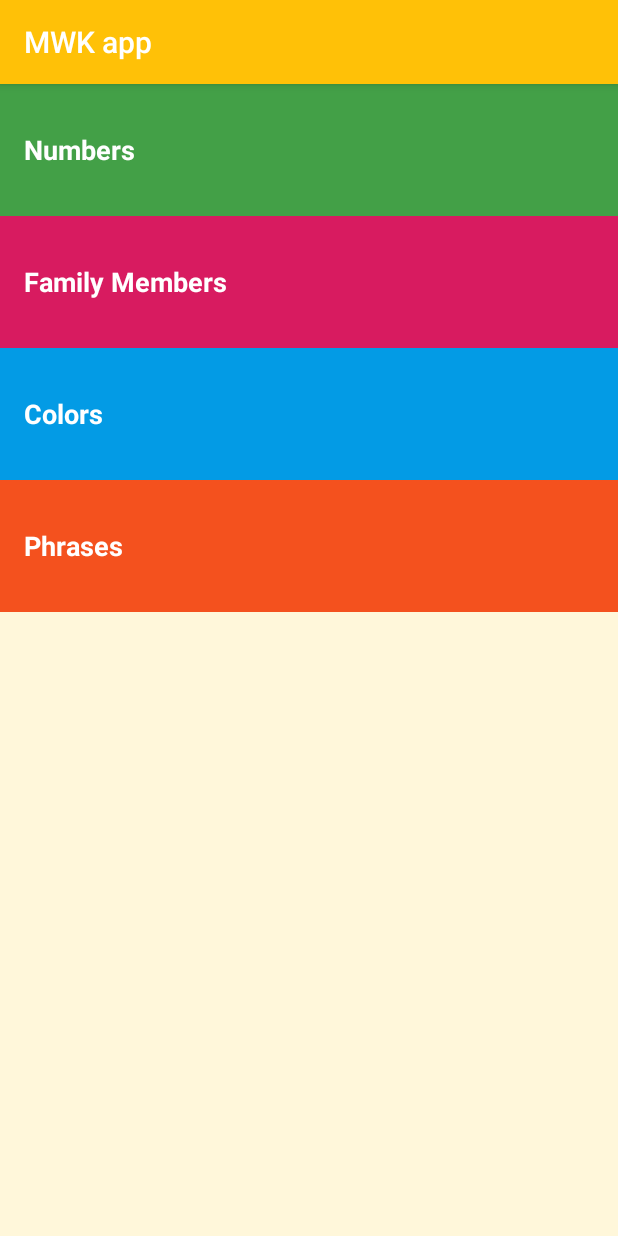
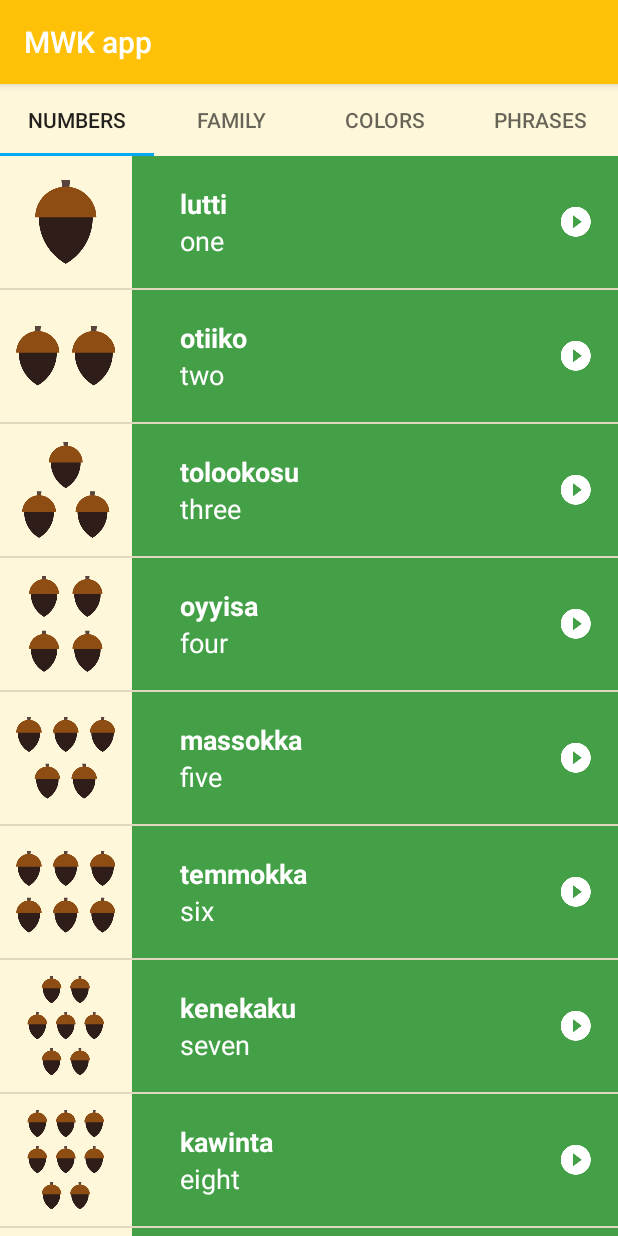
Before and after one commit to zakafir/MWK, an Android app: the screen it shows after launch (MainActivity), on a phone screen of 412 x 824 dp. Run offline under Robolectric (Android 15) with nearby library versions, the phone set to English and light mode, and no system bars.

Commit message:
Using Fragments instead of Activities (Last commit)

```diff
--- a/app/build.gradle
+++ b/app/build.gradle
@@ -26,5 +26,7 @@ dependencies {
     })
     compile 'com.android.support:appcompat-v7:26.+'
     compile 'com.android.support.constraint:constraint-layout:1.0.2'
+    compile 'com.android.support:support-v4:26.+'
     testCompile 'junit:junit:4.12'
+    compile 'com.android.support:design:25.0.0'
 }
--- a/app/src/main/java/com/st00/afir/mwk/PhrasesActivity.java
+++ b/app/src/main/java/com/st00/afir/mwk/FamilyFragment.java
@@ -1,28 +1,40 @@
 package com.st00.afir.mwk;
+
 
 import android.content.Context;
 import android.media.AudioManager;
 import android.media.MediaPlayer;
 import android.os.Bundle;
-import android.support.v7.app.AppCompatActivity;
+import android.support.v4.app.Fragment;
+import android.view.LayoutInflater;
 import android.view.View;
+import android.view.ViewGroup;
 import android.widget.AdapterView;
 import android.widget.ListView;
 
 import java.util.ArrayList;
 import java.util.List;
 
-public class PhrasesActivity extends AppCompatActivity {
 
-    private static String LOG_TAG = NumbersActivity.class.getSimpleName();
+/**
+ * A simple {@link Fragment} subclass.
+ */
+public class FamilyFragment extends Fragment {
+
+    private static String englishFamilyMembers = "father;mother;son;daughter;older brother;" +
+            "younger brother;older sister;younger sister;grandmother;grandfather";
+    private static String miwokFamilyMembers = "әpә\n" +
+            "әṭa\n" +
+            "angsi\n" +
+            "tune\n" +
+            "taachi\n" +
+            "chalitti\n" +
+            "teṭe\n" +
+            "kolliti\n" +
+            "ama\n" +
+            "paapa\n";
     private MediaPlayer mMediaPlayer;
     private AudioManager audioManager;
-    private MediaPlayer.OnCompletionListener mOnCompletionListener = new MediaPlayer.OnCompletionListener() {
-        @Override
-        public void onCompletion(MediaPlayer mediaPlayer) {
-            releaseMediaPlayer();
-        }
-    };
     private AudioManager.OnAudioFocusChangeListener mOnAudioFocusChangeListener = new AudioManager.OnAudioFocusChangeListener() {
         @Override
         public void onAudioFocusChange(int i) {
@@ -47,58 +59,44 @@ public class PhrasesActivity extends AppCompatActivity {
             }
         }
     };
+    private MediaPlayer.OnCompletionListener mOnCompletionListener = new MediaPlayer.OnCompletionListener() {
+        @Override
+        public void onCompletion(MediaPlayer mediaPlayer) {
+            releaseMediaPlayer();
+        }
+    };
+    private String[] splitEnglishMembers, splitMiwokMembers;
+    private List<Word> listOfMembers = new ArrayList<>();
+
+    public FamilyFragment() {
+        // Required empty public constructor
+    }
 
 
+    @Override
+    public View onCreateView(LayoutInflater inflater, ViewGroup container,
+                             Bundle savedInstanceState) {
 
-    private static String englishPhrases = "Where are you going?\n" +
-            "What is your name?\n" +
-            "My name is...\n" +
-            "How are you feeling?\n" +
-            "I’m feeling good.\n" +
-            "Are you coming\n" +
-            "Yes, I’m coming.\n" +
-            "I’m coming.\n" +
-            "Let’s go.\n" +
-            "Come here.";
+        View rootView = inflater.inflate(R.layout.activity_all, container, false);
+        //audioManager to request audio focus
+        audioManager = (AudioManager) getActivity().getSystemService(Context.AUDIO_SERVICE);
 
-    private static String miwokPhrases = "minto wuksus\n" +
-            "tinnә oyaase'nә\n" +
-            "oyaaset...\n" +
-            "michәksәs?\n" +
-            "kuchi achit\n" +
-            "әәnәs'aa?\n" +
-            "hәә’ әәnәm\n" +
-            "әәnәm\n" +
-            "yoowutis\n" +
-            "әnni'nem";
+        splitEnglishMembers = englishFamilyMembers.split(";");
+        splitMiwokMembers = miwokFamilyMembers.split("\n");
 
-    private String[] splitEnglishPhrases, splitMiwokPhrases;
-    private List<Word> listOfPhrases = new ArrayList<>();
+        listOfMembers.add(new Word(splitEnglishMembers[0], splitMiwokMembers[0], R.drawable.family_father, R.raw.family_father));
+        listOfMembers.add(new Word(splitEnglishMembers[1], splitMiwokMembers[1], R.drawable.family_mother, R.raw.family_mother));
+        listOfMembers.add(new Word(splitEnglishMembers[2], splitMiwokMembers[2], R.drawable.family_son, R.raw.family_son));
+        listOfMembers.add(new Word(splitEnglishMembers[3], splitMiwokMembers[3], R.drawable.family_daughter, R.raw.family_daughter));
+        listOfMembers.add(new Word(splitEnglishMembers[4], splitMiwokMembers[4], R.drawable.family_older_brother, R.raw.family_older_brother));
+        listOfMembers.add(new Word(splitEnglishMembers[5], splitMiwokMembers[5], R.drawable.family_younger_brother, R.raw.family_younger_brother));
+        listOfMembers.add(new Word(splitEnglishMembers[6], splitMiwokMembers[6], R.drawable.family_older_sister, R.raw.family_older_sister));
+        listOfMembers.add(new Word(splitEnglishMembers[7], splitMiwokMembers[7], R.drawable.family_younger_sister, R.raw.family_younger_sister));
+        listOfMembers.add(new Word(splitEnglishMembers[8], splitMiwokMembers[8], R.drawable.family_grandmother, R.raw.family_grandmother));
+        listOfMembers.add(new Word(splitEnglishMembers[9], splitMiwokMembers[9], R.drawable.family_grandfather, R.raw.family_grandfather));
 
-    @Override
-    protected void onCreate(Bundle savedInstanceState) {
-        super.onCreate(savedInstanceState);
-        setContentView(R.layout.activity_all);
-
-        //audioManager to request audio focus
-        audioManager = (AudioManager) getSystemService(Context.AUDIO_SERVICE);
-
-        splitEnglishPhrases = englishPhrases.split("\n");
-        splitMiwokPhrases = miwokPhrases.split("\n");
-
-        listOfPhrases.add(new Word(splitEnglishPhrases[0], splitMiwokPhrases[0],R.raw.phrase_where_are_you_going));
-        listOfPhrases.add(new Word(splitEnglishPhrases[1], splitMiwokPhrases[1],R.raw.phrase_what_is_your_name));
-        listOfPhrases.add(new Word(splitEnglishPhrases[2], splitMiwokPhrases[2],R.raw.phrase_my_name_is));
-        listOfPhrases.add(new Word(splitEnglishPhrases[3], splitMiwokPhrases[3],R.raw.phrase_how_are_you_feeling));
-        listOfPhrases.add(new Word(splitEnglishPhrases[4], splitMiwokPhrases[4],R.raw.phrase_im_feeling_good));
-        listOfPhrases.add(new Word(splitEnglishPhrases[5], splitMiwokPhrases[5],R.raw.phrase_are_you_coming));
-        listOfPhrases.add(new Word(splitEnglishPhrases[6], splitMiwokPhrases[6],R.raw.phrase_yes_im_coming));
-        listOfPhrases.add(new Word(splitEnglishPhrases[7], splitMiwokPhrases[7],R.raw.phrase_im_coming));
-        listOfPhrases.add(new Word(splitEnglishPhrases[8], splitMiwokPhrases[8],R.raw.phrase_lets_go));
-        listOfPhrases.add(new Word(splitEnglishPhrases[9], splitMiwokPhrases[9],R.raw.phrase_come_here));
-
-        WordAdapter adapter = new WordAdapter(this, listOfPhrases,R.color.categoryPhrases);
-        ListView listView = (ListView) findViewById(R.id.list);
+        WordAdapter adapter = new WordAdapter(getActivity(), listOfMembers, R.color.categoryFamily);
+        ListView listView = (ListView) rootView.findViewById(R.id.list);
         listView.setAdapter(adapter);
 
         listView.setOnItemClickListener(new AdapterView.OnItemClickListener() {
@@ -109,7 +107,7 @@ public class PhrasesActivity extends AppCompatActivity {
                 releaseMediaPlayer();
 
                 // Get the {@link Word} object at the given position the user clicked on
-                Word word = listOfPhrases.get(i);
+                Word word = listOfMembers.get(i);
 
                 // Request audio focus so in order to play the audio file. The app needs to play a
                 // short audio file, so we will request audio focus with a short amount of time
@@ -122,7 +120,7 @@ public class PhrasesActivity extends AppCompatActivity {
 
                     // Create and setup the {@link MediaPlayer} for the audio resource associated
                     // with the current word
-                    mMediaPlayer = MediaPlayer.create(PhrasesActivity.this, word.getAudio());
+                    mMediaPlayer = MediaPlayer.create(getActivity(), word.getAudio());
 
                     // Start the audio file
                     mMediaPlayer.start();
@@ -134,12 +132,7 @@ public class PhrasesActivity extends AppCompatActivity {
             }
         });
 
-    }
-
-    @Override
-    protected void onStop() {
-        super.onStop();
-        releaseMediaPlayer();
+        return rootView;
     }
 
     private void releaseMediaPlayer() {
@@ -158,4 +151,10 @@ public class PhrasesActivity extends AppCompatActivity {
             audioManager.abandonAudioFocus(mOnAudioFocusChangeListener);
         }
     }
+
+    @Override
+    public void onStop() {
+        super.onStop();
+        releaseMediaPlayer();
+    }
 }
--- a/app/src/main/java/com/st00/afir/mwk/MainActivity.java
+++ b/app/src/main/java/com/st00/afir/mwk/MainActivity.java
@@ -1,9 +1,9 @@
 package com.st00.afir.mwk;
 
-import android.content.Intent;
 import android.os.Bundle;
+import android.support.design.widget.TabLayout;
+import android.support.v4.view.ViewPager;
 import android.support.v7.app.AppCompatActivity;
-import android.view.View;
 import android.widget.TextView;
 
 public class MainActivity extends AppCompatActivity {
@@ -15,42 +15,18 @@ public class MainActivity extends AppCompatActivity {
         super.onCreate(savedInstanceState);
         setContentView(R.layout.activity_main);
 
-        tvNumbers = (TextView)findViewById(R.id.numbers);
-        tvColors = (TextView)findViewById(R.id.colors);
-        tvPhrases = (TextView)findViewById(R.id.phrases);
-        tvFamily = (TextView)findViewById(R.id.family_members);
+        // Find the view pager that will allow the user to swipe between fragments
+        ViewPager viewPager = (ViewPager) findViewById(R.id.viewPager);
 
-        //button events
-        tvNumbers.setOnClickListener(new View.OnClickListener() {
-            @Override
-            public void onClick(View view) {
-                Intent myIntent = new Intent(MainActivity.this, NumbersActivity.class);
-                MainActivity.this.startActivity(myIntent);
-            }
-        });
+        // Create an adapter that knows which fragment should be shown on each page
+        MyFragmentPagerAdapter adapter = new MyFragmentPagerAdapter(getSupportFragmentManager());
 
-        tvColors.setOnClickListener(new View.OnClickListener() {
-            @Override
-            public void onClick(View view) {
-                Intent myIntent = new Intent(MainActivity.this, ColorsActivity.class);
-                MainActivity.this.startActivity(myIntent);
-            }
-        });
+        // Set the adapter onto the view pager
+        viewPager.setAdapter(adapter);
 
-        tvPhrases.setOnClickListener(new View.OnClickListener() {
-            @Override
-            public void onClick(View view) {
-                Intent myIntent = new Intent(MainActivity.this, PhrasesActivity.class);
-                MainActivity.this.startActivity(myIntent);
-            }
-        });
+        // Give the TabLayout the ViewPager
+        TabLayout tabLayout = (TabLayout) findViewById(R.id.sliding_tabs);
 
-        tvFamily.setOnClickListener(new View.OnClickListener() {
-            @Override
-            public void onClick(View view) {
-                Intent myIntent = new Intent(MainActivity.this, FamilyActivity.class);
-                MainActivity.this.startActivity(myIntent);
-            }
-        });
+        tabLayout.setupWithViewPager(viewPager);
     }
 }
--- /dev/null
+++ b/app/src/main/java/com/st00/afir/mwk/MyFragmentPagerAdapter.java
@@ -0,0 +1,48 @@
+package com.st00.afir.mwk;
+
+import android.support.v4.app.Fragment;
+import android.support.v4.app.FragmentManager;
+import android.support.v4.app.FragmentPagerAdapter;
+
+/**
+ * Created by zakaria_afir on 29/07/2017.
+ */
+
+public class MyFragmentPagerAdapter extends FragmentPagerAdapter {
+
+    public MyFragmentPagerAdapter(FragmentManager fm) {
+        super(fm);
+    }
+
+    @Override
+    public Fragment getItem(int position) {
+
+        if (position == 0) {
+            return new NumbersFragment();
+        } else if (position == 1){
+            return new FamilyFragment();
+        } else if(position == 2){
+            return new ColorsFragment();
+        } else {
+            return new PhrasesFragment();
+        }
+    }
+
+    @Override
+    public int getCount() {
+        return 4;
+    }
+
+    @Override
+    public CharSequence getPageTitle(int position) {
+        if (position == 0) {
+            return "Numbers";
+        } else if (position == 1){
+            return "Family";
+        } else if(position == 2){
+            return "Colors";
+        } else {
+            return "Phrases";
+        }
+    }
+}
--- a/app/src/main/java/com/st00/afir/mwk/FamilyActivity.java
+++ b/app/src/main/java/com/st00/afir/mwk/NumbersFragment.java
@@ -4,25 +4,25 @@ import android.content.Context;
 import android.media.AudioManager;
 import android.media.MediaPlayer;
 import android.os.Bundle;
-import android.support.v7.app.AppCompatActivity;
+import android.support.v4.app.Fragment;
+import android.view.LayoutInflater;
 import android.view.View;
+import android.view.ViewGroup;
 import android.widget.AdapterView;
 import android.widget.ListView;
 
 import java.util.ArrayList;
 import java.util.List;
 
-public class FamilyActivity extends AppCompatActivity {
+/**
+ * A simple {@link Fragment} subclass.
+ */
+public class NumbersFragment extends Fragment {
 
-    private static String LOG_TAG = NumbersActivity.class.getSimpleName();
+    private static String englishNumbers = "one two three four five six seven eight nine ten";
+    private static String miwokNumbers = "lutti otiiko tolookosu oyyisa massokka temmokka kenekaku kawinta wo’e na’aacha";
     private MediaPlayer mMediaPlayer;
     private AudioManager audioManager;
-    private MediaPlayer.OnCompletionListener mOnCompletionListener = new MediaPlayer.OnCompletionListener() {
-        @Override
-        public void onCompletion(MediaPlayer mediaPlayer) {
-            releaseMediaPlayer();
-        }
-    };
     private AudioManager.OnAudioFocusChangeListener mOnAudioFocusChangeListener = new AudioManager.OnAudioFocusChangeListener() {
         @Override
         public void onAudioFocusChange(int i) {
@@ -47,46 +47,49 @@ public class FamilyActivity extends AppCompatActivity {
             }
         }
     };
+    private MediaPlayer.OnCompletionListener mOnCompletionListener = new MediaPlayer.OnCompletionListener() {
+        @Override
+        public void onCompletion(MediaPlayer mediaPlayer) {
+            releaseMediaPlayer();
+        }
+    };
+    private String[] splitEnglishNumbers, splitMiwokNumbers;
+    private List<Word> listOfNumbers = new ArrayList<>();
 
-    private static String englishFamilyMembers = "father;mother;son;daughter;older brother;" +
-            "younger brother;older sister;younger sister;grandmother;grandfather";
-    private static String miwokFamilyMembers = "әpә\n" +
-            "әṭa\n" +
-            "angsi\n" +
-            "tune\n" +
-            "taachi\n" +
-            "chalitti\n" +
-            "teṭe\n" +
-            "kolliti\n" +
-            "ama\n" +
-            "paapa\n";
-    private String[] splitEnglishMembers, splitMiwokMembers;
-    private List<Word> listOfMembers = new ArrayList<>();
+    public NumbersFragment() {
+        // Required empty public constructor
+    }
 
     @Override
-    protected void onCreate(Bundle savedInstanceState) {
-        super.onCreate(savedInstanceState);
-        setContentView(R.layout.activity_all);
+    public View onCreateView(LayoutInflater inflater, ViewGroup container,
+                             Bundle savedInstanceState) {
 
-        //audioManager to request audio focus
-        audioManager = (AudioManager) getSystemService(Context.AUDIO_SERVICE);
+        View rootView = inflater.inflate(R.layout.activity_all, container, false);
 
-        splitEnglishMembers = englishFamilyMembers.split(";");
-        splitMiwokMembers = miwokFamilyMembers.split("\n");
+        /** TODO: Insert all the code from the NumberActivity’s onCreate() method after the setContentView method call */
 
-        listOfMembers.add(new Word(splitEnglishMembers[0], splitMiwokMembers[0],R.drawable.family_father,R.raw.family_father));
-        listOfMembers.add(new Word(splitEnglishMembers[1], splitMiwokMembers[1],R.drawable.family_mother,R.raw.family_mother));
-        listOfMembers.add(new Word(splitEnglishMembers[2], splitMiwokMembers[2],R.drawable.family_son,R.raw.family_son));
-        listOfMembers.add(new Word(splitEnglishMembers[3], splitMiwokMembers[3],R.drawable.family_daughter,R.raw.family_daughter));
-        listOfMembers.add(new Word(splitEnglishMembers[4], splitMiwokMembers[4],R.drawable.family_older_brother,R.raw.family_older_brother));
-        listOfMembers.add(new Word(splitEnglishMembers[5], splitMiwokMembers[5],R.drawable.family_younger_brother,R.raw.family_younger_brother));
-        listOfMembers.add(new Word(splitEnglishMembers[6], splitMiwokMembers[6],R.drawable.family_older_sister,R.raw.family_older_sister));
-        listOfMembers.add(new Word(splitEnglishMembers[7], splitMiwokMembers[7],R.drawable.family_younger_sister,R.raw.family_younger_sister));
-        listOfMembers.add(new Word(splitEnglishMembers[8], splitMiwokMembers[8],R.drawable.family_grandmother,R.raw.family_grandmother));
-        listOfMembers.add(new Word(splitEnglishMembers[9], splitMiwokMembers[9],R.drawable.family_grandfather,R.raw.family_grandfather));
+//audioManager to request audio focus
+        audioManager = (AudioManager) getActivity().getSystemService(Context.AUDIO_SERVICE);
 
-        WordAdapter adapter = new WordAdapter(this, listOfMembers,R.color.categoryFamily);
-        ListView listView = (ListView) findViewById(R.id.list);
+
+        splitEnglishNumbers = englishNumbers.split(" ");
+        splitMiwokNumbers = miwokNumbers.split(" ");
+
+        //here we deleted the for loop, because we need to add images to each item
+        listOfNumbers.add(new Word(splitEnglishNumbers[0], splitMiwokNumbers[0], R.drawable.number_one, R.raw.number_one));
+        listOfNumbers.add(new Word(splitEnglishNumbers[1], splitMiwokNumbers[1], R.drawable.number_two, R.raw.number_two));
+        listOfNumbers.add(new Word(splitEnglishNumbers[2], splitMiwokNumbers[2], R.drawable.number_three, R.raw.number_three));
+        listOfNumbers.add(new Word(splitEnglishNumbers[3], splitMiwokNumbers[3], R.drawable.number_four, R.raw.number_four));
+        listOfNumbers.add(new Word(splitEnglishNumbers[4], splitMiwokNumbers[4], R.drawable.number_five, R.raw.number_five));
+        listOfNumbers.add(new Word(splitEnglishNumbers[5], splitMiwokNumbers[5], R.drawable.number_six, R.raw.number_six));
+        listOfNumbers.add(new Word(splitEnglishNumbers[6], splitMiwokNumbers[6], R.drawable.number_seven, R.raw.number_seven));
+        listOfNumbers.add(new Word(splitEnglishNumbers[7], splitMiwokNumbers[7], R.drawable.number_eight, R.raw.number_eight));
+        listOfNumbers.add(new Word(splitEnglishNumbers[8], splitMiwokNumbers[8], R.drawable.number_nine, R.raw.number_nine));
+        listOfNumbers.add(new Word(splitEnglishNumbers[9], splitMiwokNumbers[9], R.drawable.number_ten, R.raw.number_ten));
+
+
+        WordAdapter adapter = new WordAdapter(getActivity(), listOfNumbers, R.color.categoryNumbers);
+        ListView listView = (ListView) rootView.findViewById(R.id.list);
         listView.setAdapter(adapter);
 
         listView.setOnItemClickListener(new AdapterView.OnItemClickListener() {
@@ -97,7 +100,7 @@ public class FamilyActivity extends AppCompatActivity {
                 releaseMediaPlayer();
 
                 // Get the {@link Word} object at the given position the user clicked on
-                Word word = listOfMembers.get(i);
+                Word word = listOfNumbers.get(i);
 
                 // Request audio focus so in order to play the audio file. The app needs to play a
                 // short audio file, so we will request audio focus with a short amount of time
@@ -110,7 +113,7 @@ public class FamilyActivity extends AppCompatActivity {
 
                     // Create and setup the {@link MediaPlayer} for the audio resource associated
                     // with the current word
-                    mMediaPlayer = MediaPlayer.create(FamilyActivity.this, word.getAudio());
+                    mMediaPlayer = MediaPlayer.create(getActivity(), word.getAudio());
 
                     // Start the audio file
                     mMediaPlayer.start();
@@ -121,12 +124,8 @@ public class FamilyActivity extends AppCompatActivity {
                 }
             }
         });
-    }
 
-    @Override
-    protected void onStop() {
-        super.onStop();
-        releaseMediaPlayer();
+        return rootView;
     }
 
     private void releaseMediaPlayer() {
@@ -145,4 +144,10 @@ public class FamilyActivity extends AppCompatActivity {
             audioManager.abandonAudioFocus(mOnAudioFocusChangeListener);
         }
     }
+
+    @Override
+    public void onStop() {
+        super.onStop();
+        releaseMediaPlayer();
+    }
 }
--- a/app/src/main/res/layout/activity_main.xml
+++ b/app/src/main/res/layout/activity_main.xml
@@ -1,5 +1,6 @@
 <?xml version="1.0" encoding="utf-8"?>
 <LinearLayout xmlns:android="http://schemas.android.com/apk/res/android"
+    xmlns:app="http://schemas.android.com/apk/res-auto"
     xmlns:tools="http://schemas.android.com/tools"
     android:layout_width="match_parent"
     android:layout_height="match_parent"
@@ -7,7 +8,20 @@
     android:orientation="vertical"
     tools:context="com.st00.afir.mwk.MainActivity">
 
-    <FrameLayout
+    <android.support.design.widget.TabLayout
+        android:id="@+id/sliding_tabs"
+        android:layout_width="match_parent"
+        android:layout_height="wrap_content"
+        app:tabMode="fixed" />
+
+    <android.support.v4.view.ViewPager
+        android:id="@+id/viewPager"
+        android:layout_width="match_parent"
+        android:layout_height="match_parent">
+
+    </android.support.v4.view.ViewPager>
+
+    <!--<FrameLayout
         android:layout_width="match_parent"
         android:layout_height="wrap_content"
         android:background="@color/categoryNumbers">
@@ -55,5 +69,5 @@
             android:background="?android:attr/selectableItemBackground"
             android:text="@string/phrases" />
     </FrameLayout>
-
+-->
 </LinearLayout>
--- a/app/src/main/res/values/colors.xml
+++ b/app/src/main/res/values/colors.xml
@@ -9,7 +9,7 @@
     <color name="backgroundColor">#fff7da</color>
     <color name="categoryNumbers">#43a047</color>
     <color name="categoryFamily">#d81b60</color>
-    <color name="categoryColors">#039be5</color>
+    <color name="categoryColors">#6d4c41</color>
     <color name="categoryPhrases">#f4511e</color>
 
     <color name="backgroundImage">@color/backgroundColor</color>
--- a/app/src/main/res/values/strings.xml
+++ b/app/src/main/res/values/strings.xml
@@ -4,4 +4,7 @@
     <string name="familyMembers">Family Members</string>
     <string name="colors">Colors</string>
     <string name="phrases">Phrases</string>
+
+    <!-- TODO: Remove or change this placeholder text -->
+    <string name="hello_blank_fragment">Hello blank fragment</string>
 </resources>
```
Also changed, not shown: app/src/main/AndroidManifest.xml (+0 -8 lines), app/src/main/java/com/st00/afir/mwk/ColorsFragment.java (renamed from app/src/main/java/com/st00/afir/mwk/NumbersActivity.java, +50 -42 lines), app/src/main/java/com/st00/afir/mwk/PhrasesFragment.java (renamed from app/src/main/java/com/st00/afir/mwk/ColorsActivity.java, +68 -37 lines).
